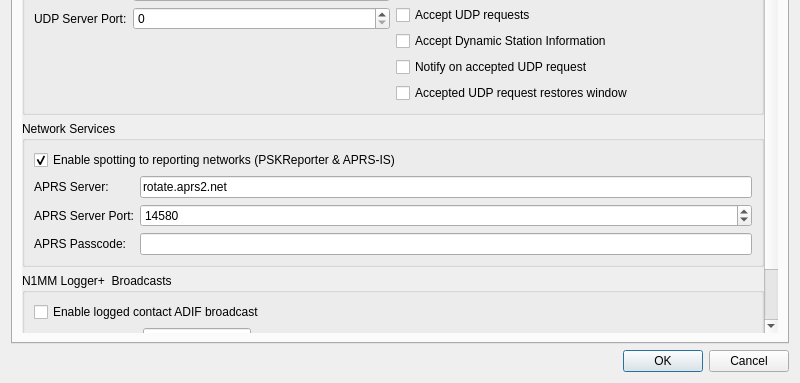
This is Configuration.ui in qcmiao1998/js8call as Qt 5 draws it before an edit; both pictures show x 0 to 800 and y 217 to 600 of the 800 by 600 pixel window. The edited form follows.
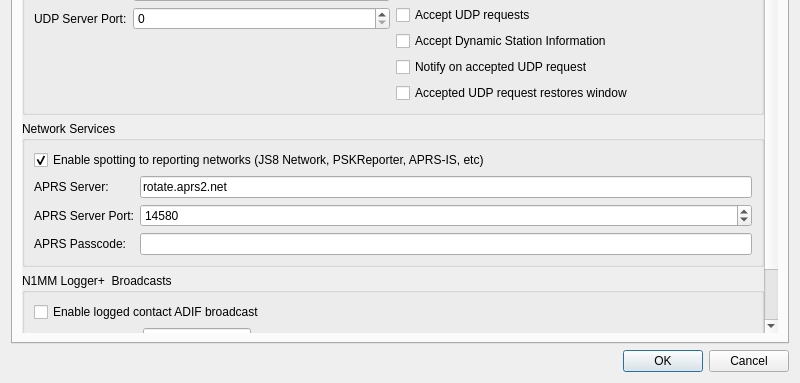
This is the edited form. The open tabs and pages were chosen to show the change.

Commit message: Updated configuration reporting labeling to include JS8 Network

```diff
--- a/Configuration.ui
+++ b/Configuration.ui
@@ -2080,7 +2080,7 @@
            <rect>
             <x>0</x>
             <y>0</y>
-            <width>508</width>
+            <width>746</width>
             <height>525</height>
            </rect>
           </property>
@@ -2339,7 +2339,7 @@
 for assessing propagation and system performance.</string>
                 </property>
                 <property name="text">
-                 <string>Enable spotting to reporting networks (PSKReporter &amp;&amp; APRS-IS)</string>
+                 <string>Enable spotting to reporting networks (JS8 Network, PSKReporter, APRS-IS, etc)</string>
                 </property>
                 <property name="checked">
                  <bool>true</bool>
```
Left out of the diff: 18 changed lines with no effect on the pictures.
